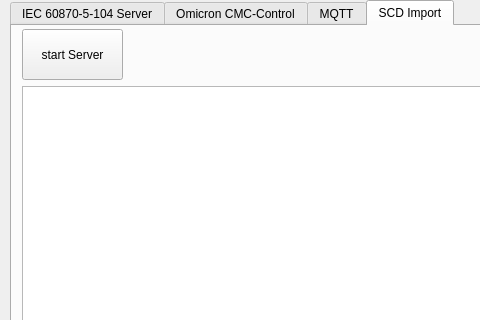
Before: the Qt Designer form Qt_GUI/frm_main.ui in Pfannex/CMC-104_Mapper, drawn with Qt 5; both pictures show x 0 to 480 and y 0 to 320 of the 800 by 600 pixel window.
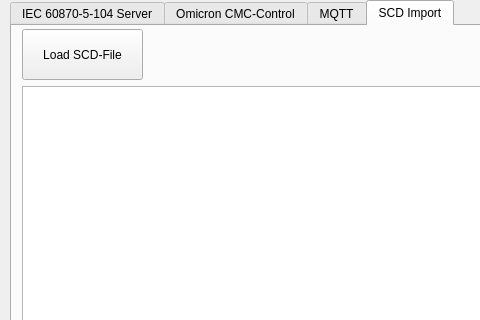
After: the same form once the commit is applied. The open tabs and pages were chosen to show the change. Icons and pictures are not drawn.

Diff of the .ui file:
```diff
--- a/Qt_GUI/frm_main.ui
+++ b/Qt_GUI/frm_main.ui
@@ -357,12 +357,12 @@
        <rect>
         <x>10</x>
         <y>3</y>
-        <width>101</width>
+        <width>121</width>
         <height>51</height>
        </rect>
       </property>
       <property name="text">
-       <string>start Server</string>
+       <string>Load SCD-File</string>
       </property>
      </widget>
      <widget class="QTextBrowser" name="mf_scd">
```
